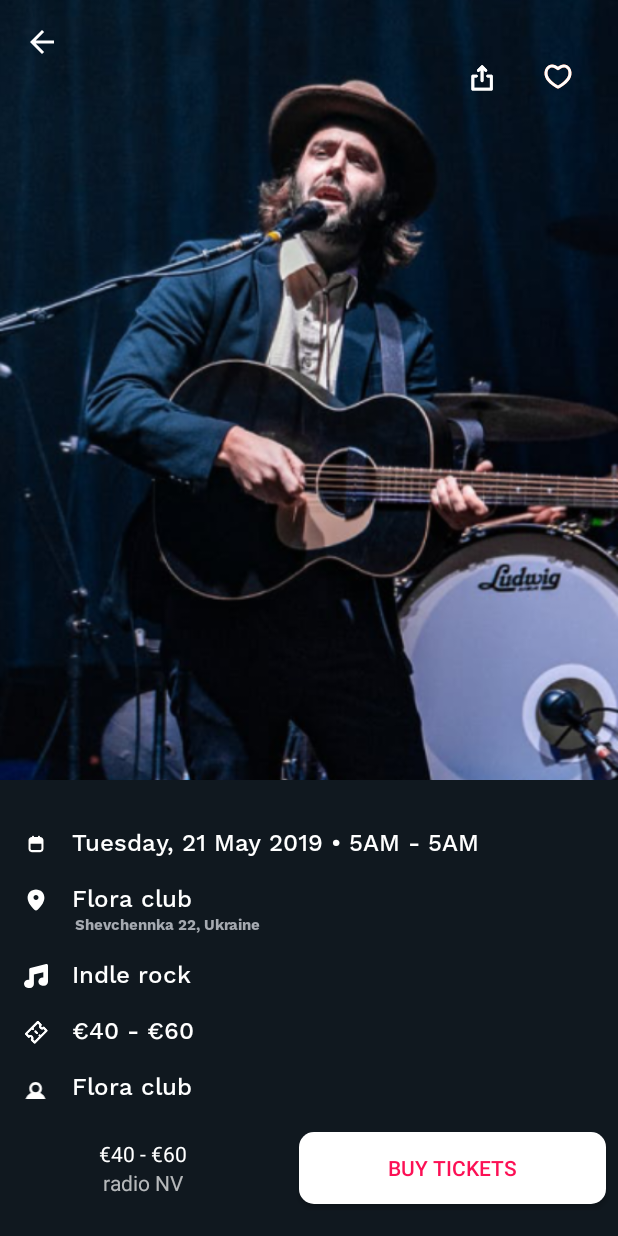
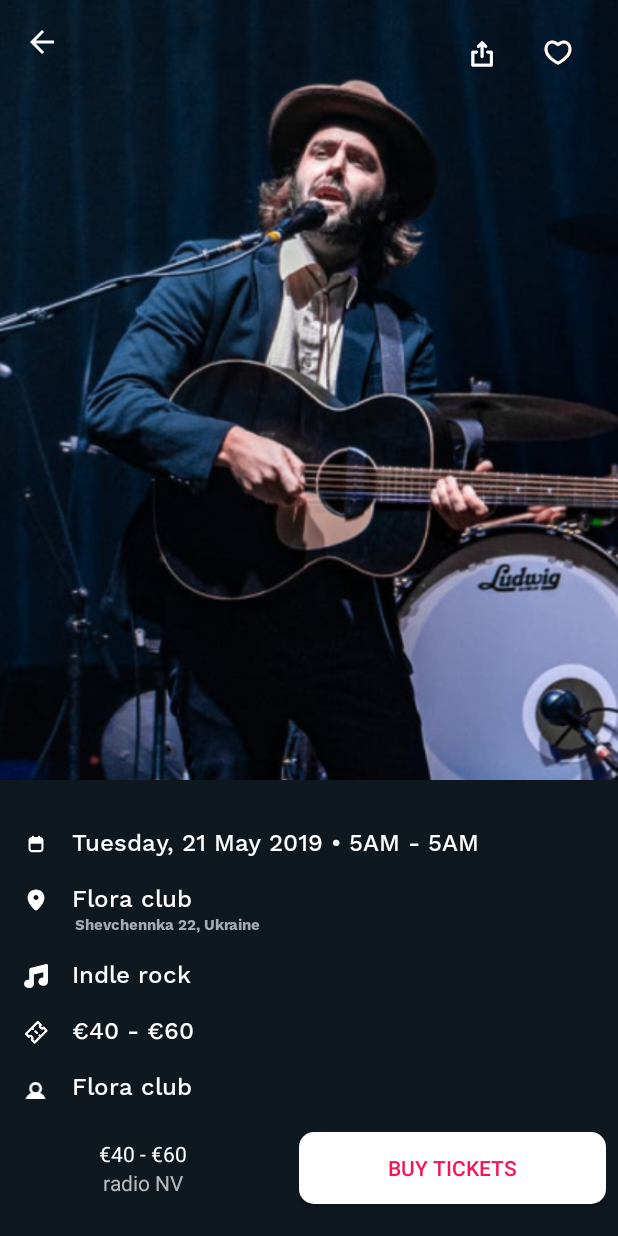
Before and after one commit to javdiana/FreebieTicket, an Android app: the screen it shows after launch (DetailsActivity), after a tap on "Event 1", on a phone screen of 412 x 824 dp. Run offline under Robolectric (Android 15) with nearby library versions, the phone set to English and light mode, and no system bars; our stand-ins replace RxJava, navigation-ui; libraries missing offline, so code that uses them is left out: com.readystatesoftware.systembartint; plain views replace ReadMoreTextView; 1 other tap on this screen came first.

Commit message:
fix bugs

```diff
--- a/app/src/main/java/com/javdiana/freebleticket/view/extensions/ShowExtensions.kt
+++ b/app/src/main/java/com/javdiana/freebleticket/view/extensions/ShowExtensions.kt
@@ -4,16 +4,17 @@ import android.app.Activity
 import android.content.Context
 import android.graphics.Color
 import android.os.Build
-import android.view.View
 import android.view.View.*
-import android.view.WindowManager.LayoutParams.*
+import android.view.WindowManager.LayoutParams.FLAG_DRAWS_SYSTEM_BAR_BACKGROUNDS
+import android.view.WindowManager.LayoutParams.FLAG_TRANSLUCENT_STATUS
 import android.widget.Toast
 import androidx.core.content.ContextCompat
 import com.javdiana.freebleticket.R
+import com.javdiana.freebleticket.view.view.details.DetailsActivity
+import com.javdiana.freebleticket.view.view.home.HomeFragment
+import com.javdiana.freebleticket.view.view.map.MapFragment
+import com.javdiana.freebleticket.view.view.tickets.TicketsFragment
 import com.readystatesoftware.systembartint.SystemBarTintManager
-
-const val TAG_ACTIVITY_DETAIL = "TAG_ACTIVITY_DETAIL"
-const val TAG_HOME_MAP = "TAG_HOME_MAP"
 
 fun Context.toast(message: String) {
     Toast.makeText(this, message, Toast.LENGTH_SHORT).show()
@@ -21,18 +22,24 @@ fun Context.toast(message: String) {
 
 fun Activity.updateStatusBar(tag: String) {
     when (tag) {
-        TAG_ACTIVITY_DETAIL -> {
+        DetailsActivity.DETAIL_TAG -> {
             setTransparentStatusBar(this)
         }
-        TAG_HOME_MAP -> {
+        HomeFragment.HOME_TAG -> {
             setWhiteStatusBar(this)
+        }
+        MapFragment.MAP_TAG -> {
+            setWhiteStatusBar(this)
+        }
+        TicketsFragment.TICKETS_TAG -> {
+            setTransparentStatusBar(this)
         }
     }
 }
 
 private fun setWhiteStatusBar(context: Activity) {
     context.window.apply {
-        if (Build.VERSION.SDK_INT >= Build.VERSION_CODES.KITKAT && Build.VERSION.SDK_INT < Build.VERSION_CODES.LOLLIPOP) {
+        if (Build.VERSION.SDK_INT in 19..20) {
             addFlags(FLAG_TRANSLUCENT_STATUS)
             val tintManager = SystemBarTintManager(context)
             tintManager.isStatusBarTintEnabled = true
@@ -45,11 +52,7 @@ private fun setWhiteStatusBar(context: Activity) {
             statusBarColor = Color.TRANSPARENT
         }
         if (Build.VERSION.SDK_INT >= 23) {
-            clearFlags(FLAG_TRANSLUCENT_STATUS)
             addFlags(FLAG_DRAWS_SYSTEM_BAR_BACKGROUNDS)
-            val tintManager = SystemBarTintManager(context)
-            tintManager.isStatusBarTintEnabled = true
-            tintManager.setTintColor(Color.WHITE)
             decorView.systemUiVisibility = SYSTEM_UI_FLAG_LIGHT_STATUS_BAR
             statusBarColor = Color.WHITE
         }
@@ -67,10 +70,9 @@ private fun setTransparentStatusBar(context: Activity) {
                 FLAG_TRANSLUCENT_STATUS or FLAG_TRANSLUCENT_STATUS
         }
         if (Build.VERSION.SDK_INT >= 23) {
-            clearFlags(FLAG_DRAWS_SYSTEM_BAR_BACKGROUNDS)
             addFlags(FLAG_TRANSLUCENT_STATUS)
+            decorView.systemUiVisibility = SYSTEM_UI_FLAG_LAYOUT_FULLSCREEN
             statusBarColor = Color.TRANSPARENT
-            decorView.systemUiVisibility = SYSTEM_UI_FLAG_LAYOUT_STABLE or SYSTEM_UI_FLAG_LAYOUT_FULLSCREEN
         }
     }
 }
--- a/app/src/main/java/com/javdiana/freebleticket/view/view/details/DetailsActivity.kt
+++ b/app/src/main/java/com/javdiana/freebleticket/view/view/details/DetailsActivity.kt
@@ -41,19 +41,13 @@ class DetailsActivity : AppCompatActivity() {
         initEvent()
 
         detailsViewModel.getAdditionalEvents()
-        this.updateStatusBar(TAG_ACTIVITY_DETAIL)
+        this.updateStatusBar(DETAIL_TAG)
     }
 
     override fun onResume() {
         super.onResume()
-        this.updateStatusBar(TAG_ACTIVITY_DETAIL)
+        this.updateStatusBar(DETAIL_TAG)
     }
-
-    override fun onWindowFocusChanged(hasFocus: Boolean) {
-        super.onWindowFocusChanged(hasFocus)
-        this.updateStatusBar(TAG_ACTIVITY_DETAIL)
-    }
-
 
     private fun initEvent() {
         val id = intent.getLongExtra(EVENT_ID, 0L)
@@ -173,5 +167,6 @@ class DetailsActivity : AppCompatActivity() {
 
     companion object {
         const val EVENT_ID = "EVENT_ID"
+        const val DETAIL_TAG = "DETAIL_TAG"
     }
 }
--- a/app/src/main/java/com/javdiana/freebleticket/view/view/home/HomeFragment.kt
+++ b/app/src/main/java/com/javdiana/freebleticket/view/view/home/HomeFragment.kt
@@ -60,7 +60,7 @@ class HomeFragment : Fragment() {
 
     override fun onResume() {
         super.onResume()
-        activity?.updateStatusBar("TAG_HOME_MAP")
+        activity?.updateStatusBar(HOME_TAG)
     }
 
     private fun initEvents() {
@@ -124,4 +124,8 @@ class HomeFragment : Fragment() {
         }
     }
 
+    companion object {
+        const val HOME_TAG = "HOME_TAG"
+    }
+
 }
--- a/app/src/main/java/com/javdiana/freebleticket/view/view/map/MapFragment.kt
+++ b/app/src/main/java/com/javdiana/freebleticket/view/view/map/MapFragment.kt
@@ -62,7 +62,7 @@ class MapFragment : Fragment() {
 
     override fun onResume() {
         super.onResume()
-        activity?.updateStatusBar("TAG_HOME_MAP")
+        activity?.updateStatusBar(MAP_TAG)
     }
 
     private fun initCategories() {
@@ -81,4 +81,8 @@ class MapFragment : Fragment() {
         }
     }
 
+    companion object {
+        const val MAP_TAG = "MAP_TAG"
+    }
+
 }
--- a/app/src/main/res/layout/activity_details.xml
+++ b/app/src/main/res/layout/activity_details.xml
@@ -6,7 +6,8 @@
     android:id="@+id/detailsActivity"
     android:layout_width="match_parent"
     android:layout_height="match_parent"
-    tools:context=".view.view.details.DetailsActivity">
+    tools:context=".view.view.details.DetailsActivity"
+    android:fitsSystemWindows="true">
 
     <com.google.android.material.appbar.AppBarLayout
         android:id="@+id/appBar"
@@ -247,7 +248,7 @@
             android:id="@+id/imageLikeDetails"
             android:layout_width="wrap_content"
             android:layout_height="wrap_content"
-            android:layout_marginTop="@dimen/item_spacing_7x"
+            android:layout_marginTop="@dimen/item_spacing_3x"
             android:layout_marginEnd="@dimen/item_spacing_4x"
             android:clickable="true"
             android:contentDescription="@string/content_description"
@@ -260,7 +261,7 @@
             android:id="@+id/imageUploadDetails"
             android:layout_width="wrap_content"
             android:layout_height="wrap_content"
-            android:layout_marginTop="@dimen/item_spacing_7x"
+            android:layout_marginTop="@dimen/item_spacing_3x"
             android:layout_marginEnd="@dimen/item_spacing_1x"
             android:clickable="true"
             android:contentDescription="@string/content_description"
--- a/app/src/main/res/layout/fragment_tickets.xml
+++ b/app/src/main/res/layout/fragment_tickets.xml
@@ -3,6 +3,11 @@
     xmlns:android="http://schemas.android.com/apk/res/android"
     xmlns:app="http://schemas.android.com/apk/res-auto"
     xmlns:tools="http://schemas.android.com/tools"
+    android:layout_width="match_parent"
+    android:layout_height="match_parent"
+    android:fitsSystemWindows="true">
+
+<androidx.constraintlayout.widget.ConstraintLayout
     android:layout_width="match_parent"
     android:layout_height="match_parent"
     android:orientation="vertical">
@@ -57,4 +62,5 @@
         app:layout_constraintBottom_toBottomOf="parent"
         app:layout_constraintStart_toStartOf="parent" />
 
+    </androidx.constraintlayout.widget.ConstraintLayout>
 </androidx.constraintlayout.widget.ConstraintLayout>
```
Also changed, not shown: app/src/main/java/com/javdiana/freebleticket/view/view/tickets/TicketsFragment.kt (+6 -2 lines).
